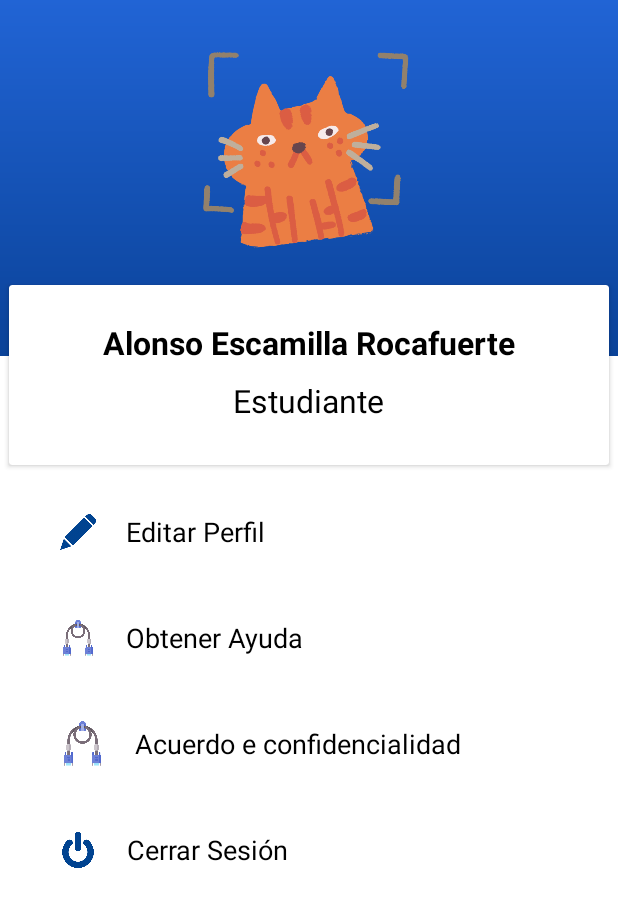
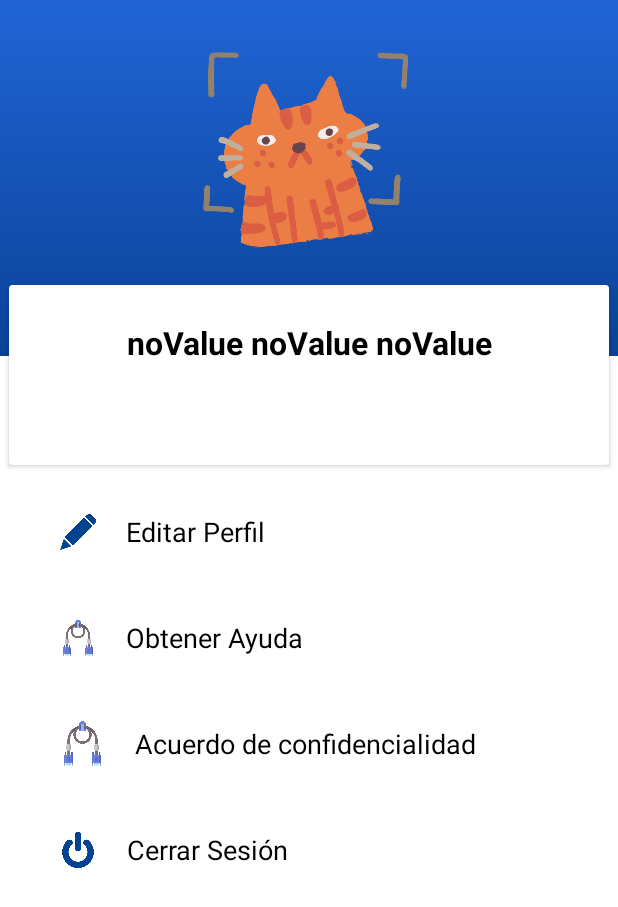
Before and after one commit to RossFueGa/AppAndroidUV, an Android app: the fragment FragmentPerfil shown on its own in the app's theme, on a phone screen of 412 x 824 dp. Shown: the top 907 px of the screen. Run offline under Robolectric (Android 15) with nearby library versions, the phone set to English and light mode, and no system bars.

Commit message:
fixed close session and perfil data

```diff
--- a/app/src/main/java/com/example/mykeepapp/data/Api/ApiService.kt
+++ b/app/src/main/java/com/example/mykeepapp/data/Api/ApiService.kt
@@ -17,4 +17,8 @@ interface ApiService {
     @GET("usuarios/{id}")
     fun getUsuarioById(@Path("id") id : String): Call<Usuario>
 
+    @PUT("Usuarios")
+    fun updateUsuario(@Body body: Usuario) : Call<String>
+
+
 }
--- a/app/src/main/java/com/example/mykeepapp/ui/Bienvenida.kt
+++ b/app/src/main/java/com/example/mykeepapp/ui/Bienvenida.kt
@@ -3,11 +3,7 @@ package com.example.mykeepapp.ui
 import android.content.Intent
 import androidx.appcompat.app.AppCompatActivity
 import android.os.Bundle
-import android.widget.Toast
-import androidx.lifecycle.Observer
-import androidx.lifecycle.ViewModelProviders
 import com.example.mykeepapp.R
-import com.example.mykeepapp.ui.models.Usuario
 import kotlinx.android.synthetic.main.activity_bienvenida.*
 
 class Bienvenida : AppCompatActivity() {
--- a/app/src/main/java/com/example/mykeepapp/ui/FragmentInicio.kt
+++ b/app/src/main/java/com/example/mykeepapp/ui/FragmentInicio.kt
@@ -8,12 +8,9 @@ import android.view.ViewGroup
 import android.widget.LinearLayout
 import android.widget.TextView
 import android.widget.Toast
-import androidx.appcompat.app.AlertDialog
 import androidx.fragment.app.Fragment
 import androidx.preference.PreferenceManager
 import com.example.mykeepapp.R
-import com.example.mykeepapp.ui.models.Usuario
-import kotlinx.android.synthetic.main.fragment_inicio.*
 
 
 /**
@@ -41,7 +38,6 @@ class FragmentInicio : Fragment() {
         btnTituloApartado.setOnClickListener {
             val myPrefs = prefs.getString("matricula", "noValue")
             Toast.makeText(activity, myPrefs, Toast.LENGTH_SHORT).show()
-
         }
 
 
--- a/app/src/main/java/com/example/mykeepapp/ui/FragmentPerfil.kt
+++ b/app/src/main/java/com/example/mykeepapp/ui/FragmentPerfil.kt
@@ -5,6 +5,10 @@ import androidx.fragment.app.Fragment
 import android.view.LayoutInflater
 import android.view.View
 import android.view.ViewGroup
+import android.widget.LinearLayout
+import android.widget.TextView
+import android.widget.Toast
+import androidx.preference.PreferenceManager
 import com.example.mykeepapp.R
 
 /**
@@ -16,12 +20,45 @@ class FragmentPerfil : Fragment() {
         inflater: LayoutInflater, container: ViewGroup?,
         savedInstanceState: Bundle?
     ): View? {
+        val vista = inflater.inflate(R.layout.fragment_perfil, container, false)
+        val prefs  = PreferenceManager.getDefaultSharedPreferences(activity)
+
+        var myTxtNombreUsuario = vista.findViewById<TextView>(R.id.txtNombrePerfil)
+        var myTxtTipoUsuario = vista.findViewById<TextView>(R.id.txtTipoUsuarioPerfil)
+
+        var btnCerrarSesion = vista.findViewById<LinearLayout>(R.id.cerrarSesionPerfil)
+
+
+        val nombreUsuario = prefs.getString("nombre", "noValue")
+        val apellidosUsuario = prefs.getString("apPaterno", "noValue") + " "+  prefs.getString("apMaterno", "noValue")
+
+        val tipoUsuario = prefs.getString("tipoUsuario", "noValue")
+
+
+
+        myTxtNombreUsuario.text = nombreUsuario + " " + apellidosUsuario
+        myTxtTipoUsuario.text = getStatus(tipoUsuario.toString())
+
+        btnCerrarSesion.setOnClickListener {
+            Toast.makeText(activity, "Cuídate mucho!", Toast.LENGTH_SHORT).show()
+            activity?.finish()
+        }
+
+
         // Inflate the layout for this fragment
-        return inflater.inflate(R.layout.fragment_perfil, container, false)
+        return vista;
     }
 
 
 
+    fun getStatus(idSatus : String) : String{
+        var myStatus = String()
+        when(idSatus){
+            "1" -> myStatus = "Académico"
+            "2" -> myStatus = "Estudiante"
+        }
+        return myStatus;
+    }
 
 
 
--- a/app/src/main/java/com/example/mykeepapp/ui/RegistroAcademico.kt
+++ b/app/src/main/java/com/example/mykeepapp/ui/RegistroAcademico.kt
@@ -1,5 +1,6 @@
 package com.example.mykeepapp.ui
 
+import android.content.Intent
 import androidx.appcompat.app.AppCompatActivity
 import android.os.Bundle
 import android.widget.Toast
@@ -67,7 +68,10 @@ class RegistroAcademico : AppCompatActivity() {
 
                 override fun onResponse(call: Call<String>, response: Response<String>) {
                     if(response.isSuccessful()){
-                        Toast.makeText(this@RegistroAcademico, "Added", Toast.LENGTH_LONG).show()
+                        Toast.makeText(this@RegistroAcademico,"Registrado con éxito", Toast.LENGTH_LONG).show()
+                        val intent = Intent(this@RegistroAcademico, Login::class.java)
+                        startActivity(intent)
+                        finish()
                     }
                 }
             }
--- a/app/src/main/java/com/example/mykeepapp/ui/ViewAdapter.kt
+++ b/app/src/main/java/com/example/mykeepapp/ui/ViewAdapter.kt
@@ -3,10 +3,6 @@ package com.example.mykeepapp.ui
 import androidx.fragment.app.Fragment
 import androidx.fragment.app.FragmentActivity
 import androidx.viewpager2.adapter.FragmentStateAdapter
-import com.example.mykeepapp.ui.FragmentDetalleApartado
-import com.example.mykeepapp.ui.FragmentInicio
-import com.example.mykeepapp.ui.FragmentPerfil
-import com.example.mykeepapp.ui.FragmentSinMensajes
 
 class ViewAdapter(fa: FragmentActivity ) : FragmentStateAdapter(fa) {
     //Variable de vlase
--- a/app/src/main/res/layout/activity_formulario_apartado.xml
+++ b/app/src/main/res/layout/activity_formulario_apartado.xml
@@ -74,7 +74,8 @@
                     android:layout_marginHorizontal="40dp"
                     android:layout_height="wrap_content"
                     android:hint="@string/grupoFormularioApartado"
-                    app:startIconDrawable="@drawable/ic_group_black_24dp">
+                    app:startIconDrawable="@drawable/ic_group_black_24dp"
+                    android:editable="false">
 
                     <com.google.android.material.textfield.TextInputEditText
                         android:id="@+id/txtGrupoFormularioApartado"
@@ -85,7 +86,8 @@
                         android:textSize="25sp"
                         android:inputType="number"
                         android:textStyle="bold"
-                        android:textColor="@color/txtVerde"/>
+                        android:textColor="@color/txtVerde"
+                        android:editable="false"/>
 
                 </com.google.android.material.textfield.TextInputLayout>
 
--- a/app/src/main/res/layout/fragment_perfil.xml
+++ b/app/src/main/res/layout/fragment_perfil.xml
@@ -49,21 +49,24 @@
                     android:orientation="vertical">
 
                     <TextView
-                        android:layout_width="wrap_content"
+                        android:id="@+id/txtNombrePerfil"
+                        android:layout_width="match_parent"
                         android:layout_height="wrap_content"
                         android:layout_gravity="center"
+                        android:textAlignment="center"
                         android:layout_marginTop="24dp"
-                        android:text="Alonso Escamilla Rocafuerte"
+
                         android:textColor="#000"
                         android:textSize="21sp"
                         android:textStyle="bold" />
 
                     <TextView
-                        android:layout_width="wrap_content"
+                        android:id="@+id/txtTipoUsuarioPerfil"
+                        android:layout_width="match_parent"
                         android:layout_height="wrap_content"
                         android:layout_gravity="center_horizontal"
+                        android:textAlignment="center"
                         android:layout_marginTop="10dp"
-                        android:text="Estudiante"
                         android:textColor="#000"
                         android:textSize="21sp" />
                 </LinearLayout>
@@ -156,7 +159,7 @@
                     android:layout_height="wrap_content"
                     android:layout_gravity="center_vertical"
                     android:paddingLeft="20dp"
-                    android:text="Acuerdo e confidencialidad"
+                    android:text="Acuerdo de confidencialidad"
                     android:textSize="@dimen/textSizeStandard"
                     android:textColor="#000"/>
 
@@ -164,6 +167,7 @@
             </LinearLayout>
 
             <LinearLayout
+                android:id="@+id/cerrarSesionPerfil"
                 android:layout_width="match_parent"
                 android:layout_height="45dp"
                 android:layout_marginTop="25dp"
```
Also changed, not shown: app/src/main/java/com/example/mykeepapp/ui/FormularioApartado.kt (+2 -6 lines), app/src/main/java/com/example/mykeepapp/ui/Login.kt (+10 -2 lines), app/src/main/java/com/example/mykeepapp/ui/RegistroAlumno.kt (+6 -1 lines).
